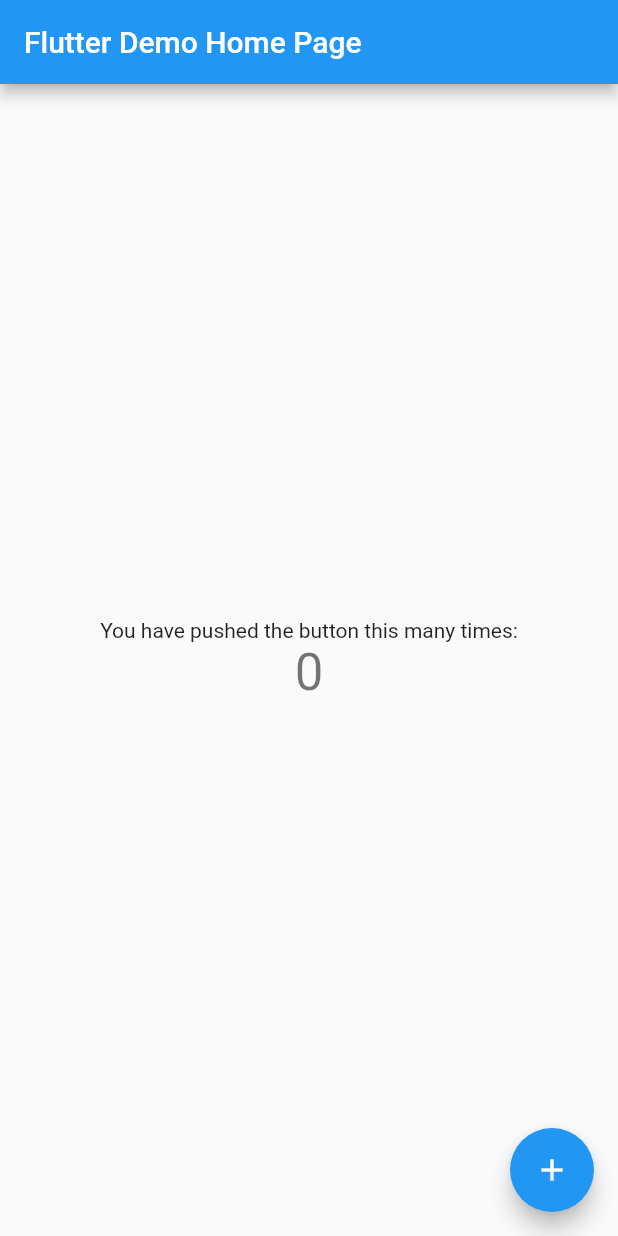
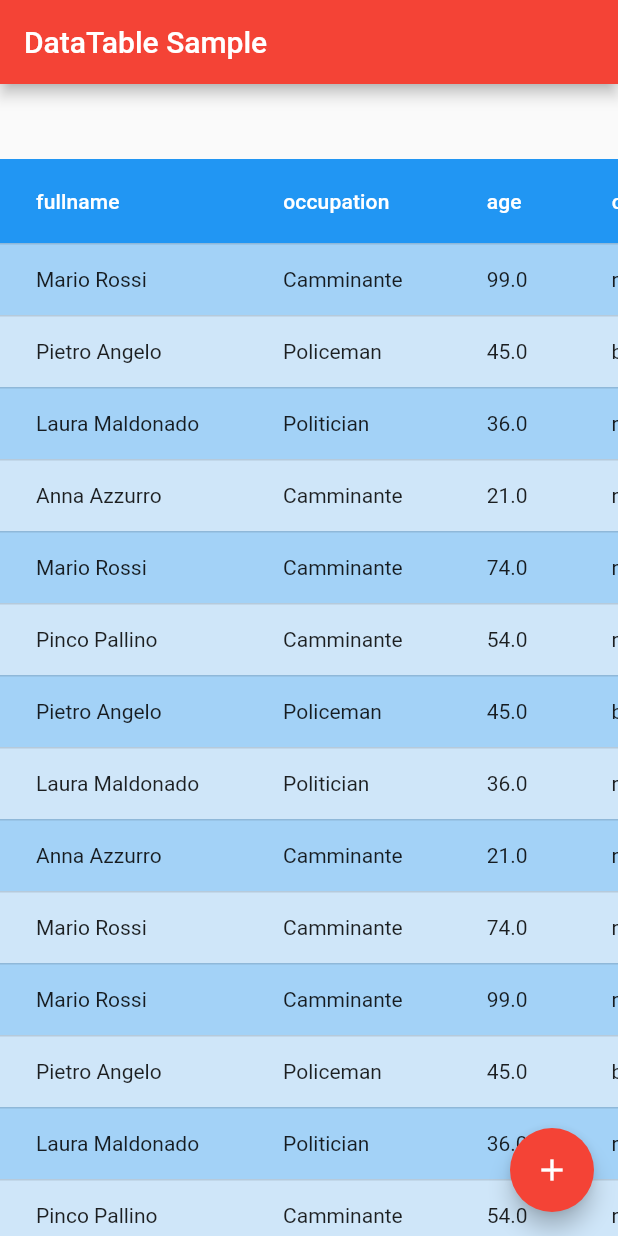
Before and after one commit to webdazer0/ramdu_app, a Flutter app: the screen it shows after launch, on a phone screen of 412 x 824 dp. Run offline on Flutter 3.47's test engine with Material 2 defaults, Android fonts, the phone set to English and light mode, and no system bars.

Commit message:
chore: sample datatable

```diff
--- /dev/null
+++ b/lib/data.dart
@@ -0,0 +1,118 @@
+final userList = <User>[
+  User(
+    fullname: 'Mario Rossi',
+    occupation: 'Camminante',
+    age: 99,
+    favoriteColor: 'red',
+  ),
+  User(
+    fullname: 'Pietro Angelo',
+    occupation: 'Policeman',
+    age: 45,
+    favoriteColor: 'blue',
+  ),
+  User(
+    fullname: 'Laura Maldonado',
+    occupation: 'Politician',
+    age: 36,
+    favoriteColor: 'red',
+  ),
+  User(
+    fullname: 'Anna Azzurro ',
+    occupation: 'Camminante',
+    age: 21,
+    favoriteColor: 'red',
+  ),
+  User(
+    fullname: 'Mario Rossi',
+    occupation: 'Camminante',
+    age: 74,
+    favoriteColor: 'red',
+  ),
+  User(
+    fullname: 'Pinco Pallino',
+    occupation: 'Camminante',
+    age: 54,
+    favoriteColor: 'red',
+  ),
+  User(
+    fullname: 'Pietro Angelo',
+    occupation: 'Policeman',
+    age: 45,
+    favoriteColor: 'blue',
+  ),
+  User(
+    fullname: 'Laura Maldonado',
+    occupation: 'Politician',
+    age: 36,
+    favoriteColor: 'red',
+  ),
+  User(
+    fullname: 'Anna Azzurro ',
+    occupation: 'Camminante',
+    age: 21,
+    favoriteColor: 'red',
+  ),
+  User(
+    fullname: 'Mario Rossi',
+    occupation: 'Camminante',
+    age: 74,
+    favoriteColor: 'red',
+  ),
+  User(
+    fullname: 'Mario Rossi',
+    occupation: 'Camminante',
+    age: 99,
+    favoriteColor: 'red',
+  ),
+  User(
+    fullname: 'Pietro Angelo',
+    occupation: 'Policeman',
+    age: 45,
+    favoriteColor: 'blue',
+  ),
+  User(
+    fullname: 'Laura Maldonado',
+    occupation: 'Politician',
+    age: 36,
+    favoriteColor: 'red',
+  ),
+  User(
+    fullname: 'Pinco Pallino',
+    occupation: 'Camminante',
+    age: 54,
+    favoriteColor: 'red',
+  ),
+  User(
+    fullname: 'Pietro Angelo',
+    occupation: 'Policeman',
+    age: 45,
+    favoriteColor: 'blue',
+  ),
+  User(
+    fullname: 'Laura Maldonado',
+    occupation: 'Politician',
+    age: 36,
+    favoriteColor: 'red',
+  ),
+  User(
+    fullname: 'Anna Azzurro ',
+    occupation: 'Camminante',
+    age: 21,
+    favoriteColor: 'red',
+  ),
+];
+
+class User {
+  User({
+    required this.fullname,
+    required this.occupation,
+    required this.age,
+    required this.favoriteColor,
+  });
+
+  String fullname;
+  String occupation;
+  double age;
+  String favoriteColor;
+}
--- /dev/null
+++ b/lib/home_page.dart
@@ -0,0 +1,118 @@
+import 'package:flutter/material.dart';
+import 'package:tres_app/data.dart';
+
+class MyHomePage extends StatefulWidget {
+  const MyHomePage({Key? key, required this.title}) : super(key: key);
+
+  final String title;
+
+  @override
+  State<MyHomePage> createState() => _MyHomePageState();
+}
+
+class _MyHomePageState extends State<MyHomePage> {
+  @override
+  Widget build(BuildContext context) {
+    final titleList = ['fullname', 'occupation', 'age', 'color'];
+
+    return Scaffold(
+      appBar: AppBar(
+        title: Text(widget.title),
+      ),
+      body: SingleChildScrollView(
+        child: SizedBox(
+          width: double.infinity,
+          child: Column(
+            mainAxisAlignment: MainAxisAlignment.center,
+            crossAxisAlignment: CrossAxisAlignment.center,
+            children: <Widget>[
+              const SizedBox(height: 50),
+              SingleChildScrollView(
+                scrollDirection: Axis.horizontal,
+                physics: const ClampingScrollPhysics(
+                  parent: AlwaysScrollableScrollPhysics(),
+                ),
+                child: DataTable(
+                  headingRowColor: MaterialStateProperty.all(Colors.blue),
+                  showCheckboxColumn: false,
+                  columns: List.generate(
+                    titleList.length,
+                    (index) => DataColumn(label: _TextWhite(titleList[index])),
+                  ),
+                  rows: List.generate(userList.length, (index) {
+                    final cells = [
+                      userList[index].fullname,
+                      userList[index].occupation,
+                      userList[index].age.toString(),
+                      userList[index].favoriteColor
+                    ];
+
+                    return DataRow(
+                      onSelectChanged: (value) =>
+                          debugPrint('GOTO to DetailPage'),
+                      color: MaterialStateProperty.all(
+                        Colors.blue.withOpacity(
+                          index.isEven ? 0.4 : 0.2,
+                        ),
+                      ),
+                      cells: cells.map(
+                        (data) {
+                          return DataCell(
+                            Text(data),
+                            // onTap: () => debugPrint('Go to DetailPage'),
+                          );
+                        },
+                      ).toList(),
+                    );
+                  }),
+                  // rows: userList.map((user) {
+                  //   final cells = [
+                  //     user.fullname,
+                  //     user.occupation,
+                  //     user.age.toString(),
+                  //     user.favoriteColor
+                  //   ];
+
+                  //   return DataRow(
+                  //     color: MaterialStateProperty.all(Colors.grey),
+                  //     cells: cells.map(
+                  //       (data) {
+                  //         return DataCell(
+                  //           Text(data),
+                  //           onTap: () => print('Go to DetailPage'),
+                  //         );
+                  //       },
+                  //     ).toList(),
+                  //   );
+                  // }).toList(),
+                ),
+              ),
+            ],
+          ),
+        ),
+      ),
+      floatingActionButton: FloatingActionButton(
+        onPressed: () {},
+        tooltip: 'Increment',
+        child: const Icon(Icons.add),
+      ),
+    );
+  }
+}
+
+class _TextWhite extends StatelessWidget {
+  const _TextWhite(
+    this.title, {
+    Key? key,
+  }) : super(key: key);
+
+  final String? title;
+
+  @override
+  Widget build(BuildContext context) {
+    return Text(
+      title ?? '',
+      style: const TextStyle(color: Colors.white),
+    );
+  }
+}
--- a/lib/main.dart
+++ b/lib/main.dart
@@ -1,4 +1,5 @@
 import 'package:flutter/material.dart';
+import 'package:tres_app/home_page.dart';
 
 void main() => runApp(const MyApp());
 
@@ -9,104 +10,11 @@ class MyApp extends StatelessWidget {
   @override
   Widget build(BuildContext context) {
     return MaterialApp(
-      title: 'Flutter Demo',
+      title: 'DataTable Demo',
       theme: ThemeData(
-        // This is the theme of your application.
-        //
-        // Try running your application with "flutter run". You'll see the
-        // application has a blue toolbar. Then, without quitting the app, try
-        // changing the primarySwatch below to Colors.green and then invoke
-        // "hot reload" (press "r" in the console where you ran "flutter run",
-        // or press Run > Flutter Hot Reload in a Flutter IDE). Notice that the
-        // counter didn't reset back to zero; the application is not restarted.
-        primarySwatch: Colors.blue,
+        primarySwatch: Colors.red,
       ),
-      home: const MyHomePage(title: 'Flutter Demo Home Page'),
+      home: const MyHomePage(title: 'DataTable Sample'),
     );
   }
 }
-
-class MyHomePage extends StatefulWidget {
-  const MyHomePage({Key? key, required this.title}) : super(key: key);
-
-  // This widget is the home page of your application. It is stateful, meaning
-  // that it has a State object (defined below) that contains fields that affect
-  // how it looks.
-
-  // This class is the configuration for the state. It holds the values (in this
-  // case the title) provided by the parent (in this case the App widget) and
-  // used by the build method of the State. Fields in a Widget subclass are
-  // always marked "final".
-
-  final String title;
-
-  @override
-  State<MyHomePage> createState() => _MyHomePageState();
-}
-
-class _MyHomePageState extends State<MyHomePage> {
-  int _counter = 0;
-
-  void _incrementCounter() {
-    setState(() {
-      // This call to setState tells the Flutter framework that something has
-      // changed in this State, which causes it to rerun the build method below
-      // so that the display can reflect the updated values. If we changed
-      // _counter without calling setState(), then the build method would not be
-      // called again, and so nothing would appear to happen.
-      _counter++;
-    });
-  }
-
-  @override
-  Widget build(BuildContext context) {
-    // This method is rerun every time setState is called, for instance as done
-    // by the _incrementCounter method above.
-    //
-    // The Flutter framework has been optimized to make rerunning build methods
-    // fast, so that you can just rebuild anything that needs updating rather
-    // than having to individually change instances of widgets.
-    return Scaffold(
-      appBar: AppBar(
-        // Here we take the value from the MyHomePage object that was created by
-        // the App.build method, and use it to set our appbar title.
-        title: Text(widget.title),
-      ),
-      body: Center(
-        // Center is a layout widget. It takes a single child and positions it
-        // in the middle of the parent.
-        child: Column(
-          // Column is also a layout widget. It takes a list of children and
-          // arranges them vertically. By default, it sizes itself to fit its
-          // children horizontally, and tries to be as tall as its parent.
-          //
-          // Invoke "debug painting" (press "p" in the console, choose the
-          // "Toggle Debug Paint" action from the Flutter Inspector in Android
-          // Studio, or the "Toggle Debug Paint" command in Visual Studio Code)
-          // to see the wireframe for each widget.
-          //
-          // Column has various properties to control how it sizes itself and
-          // how it positions its children. Here we use mainAxisAlignment to
-          // center the children vertically; the main axis here is the vertical
-          // axis because Columns are vertical (the cross axis would be
-          // horizontal).
-          mainAxisAlignment: MainAxisAlignment.center,
-          children: <Widget>[
-            const Text(
-              'You have pushed the button this many times:',
-            ),
-            Text(
-              '$_counter',
-              style: Theme.of(context).textTheme.headline4,
-            ),
-          ],
-        ),
-      ),
-      floatingActionButton: FloatingActionButton(
-        onPressed: _incrementCounter,
-        tooltip: 'Increment',
-        child: const Icon(Icons.add),
-      ), // This trailing comma makes auto-formatting nicer for build methods.
-    );
-  }
-}
```
